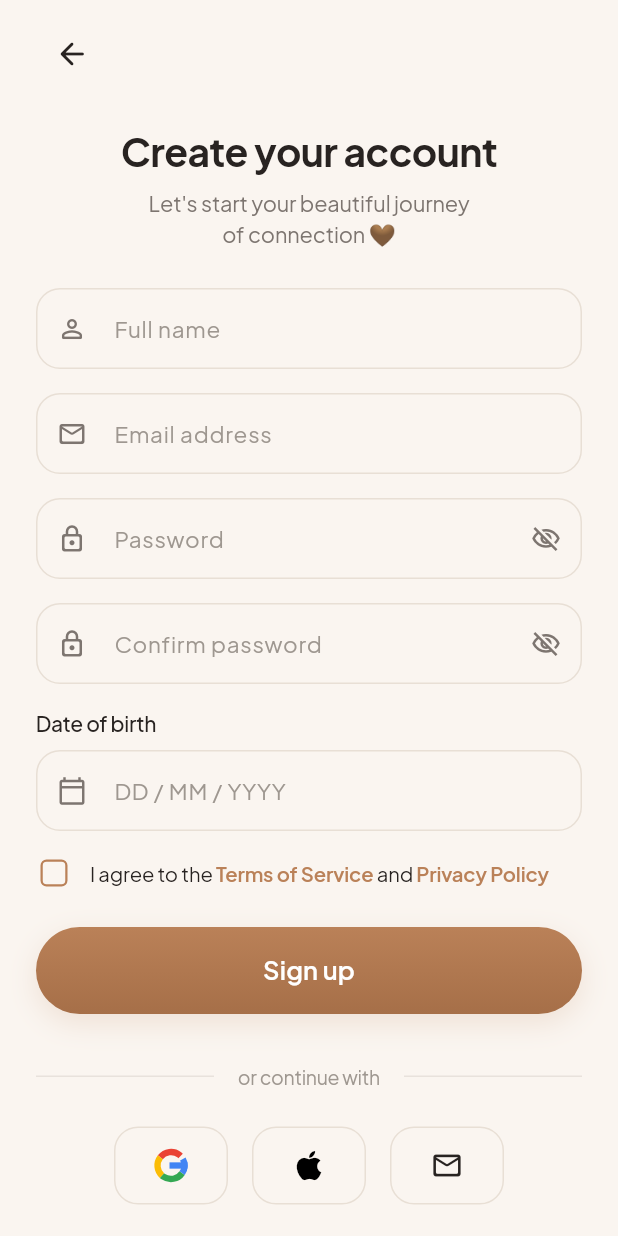
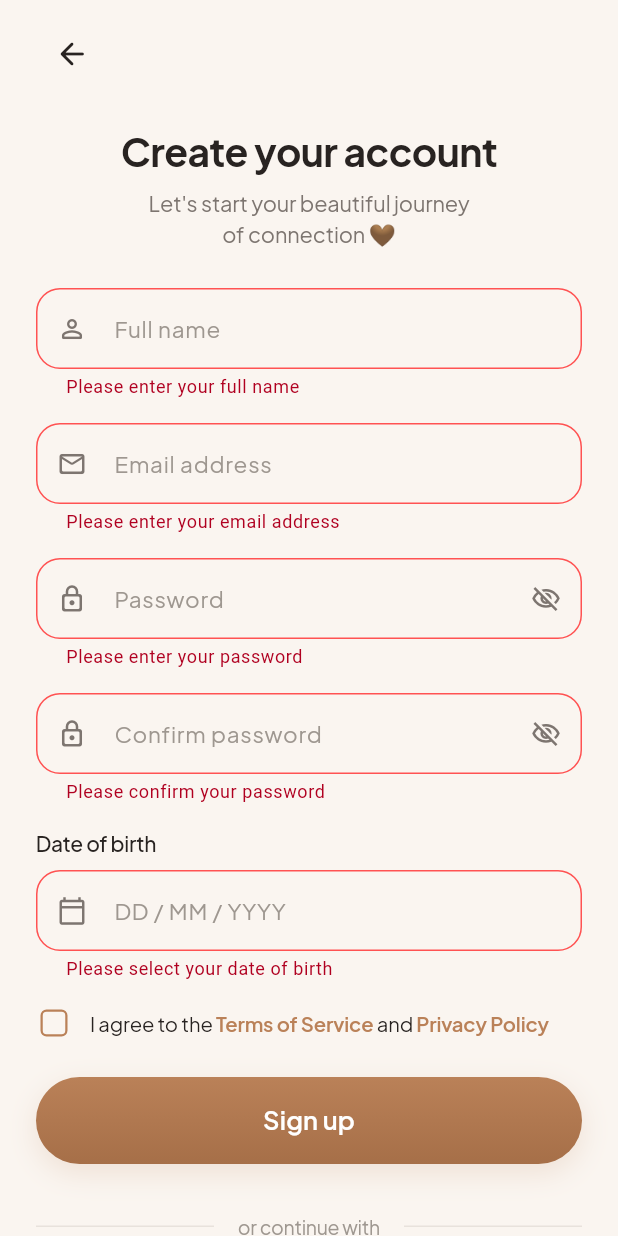
Before and after one commit to deepaksahani877/duoemo-mobile, a Flutter app: the RegisterPage screen opened by its route, after a tap on "Sign up", on a phone screen of 412 x 824 dp. Run offline on Flutter 3.47's test engine with Material 3 defaults, Android fonts, the phone set to English and light mode, and no system bars; our stand-ins replace flutter_riverpod, get_it, go_router, google_fonts, logger.

Commit message:
feat: implemented form validation in login and register screen

```diff
--- a/lib/app/di/injection.dart
+++ b/lib/app/di/injection.dart
@@ -12,7 +12,7 @@ import '../../features/welcome/domain/usecase/get_welcome_config.dart';
 
 final getIt = GetIt.instance;
 
-/// Global dependency injection setup per instruction.md standards.
+/// Global dependency injection setup.
 Future<void> setupDependencies() async {
   // Services
   if (!getIt.isRegistered<LoggerService>()) {
--- a/lib/app/localization/app_strings.dart
+++ b/lib/app/localization/app_strings.dart
@@ -1,4 +1,4 @@
-/// Centralized localized string resource provider per instruction.md standards.
+/// Centralized localized string resource provider.
 class AppStrings {
   AppStrings._();
 
@@ -38,4 +38,17 @@ class AppStrings {
   static const String signUpButton = 'Sign up';
   static const String alreadyHaveAccountPrompt = 'Already have an account? ';
   static const String signInLink = 'Sign in';
+
+  // Validation Error Messages
+  static const String emailRequired = 'Please enter your email address';
+  static const String emailInvalid = 'Please enter a valid email address';
+  static const String passwordRequired = 'Please enter your password';
+  static const String passwordTooShort = 'Password must be at least 6 characters';
+  static const String fullNameRequired = 'Please enter your full name';
+  static const String fullNameTooShort = 'Name must be at least 2 characters';
+  static const String confirmPasswordRequired = 'Please confirm your password';
+  static const String passwordsDoNotMatch = 'Passwords do not match';
+  static const String dateOfBirthRequired = 'Please select your date of birth';
+  static const String termsAgreementRequired =
+      'Please agree to the Terms of Service & Privacy Policy';
 }
--- a/lib/app/router/app_router.dart
+++ b/lib/app/router/app_router.dart
@@ -3,7 +3,7 @@ import '../../features/authentication/presentation/pages/login_page.dart';
 import '../../features/authentication/presentation/pages/register_page.dart';
 import '../../features/welcome/presentation/pages/welcome_page.dart';
 
-/// Centralized route definitions per instruction.md standards.
+/// Centralized route definitions.
 class AppRoutes {
   AppRoutes._();
 
--- a/lib/app/theme/app_colors.dart
+++ b/lib/app/theme/app_colors.dart
@@ -1,6 +1,6 @@
 import 'package:flutter/material.dart';
 
-/// Centralized color palette for the app per instruction.md standards.
+/// Centralized color palette for the app.
 class AppColors {
   AppColors._();
 
--- a/lib/app/theme/app_theme.dart
+++ b/lib/app/theme/app_theme.dart
@@ -3,7 +3,7 @@ import 'package:flutter/services.dart';
 import 'app_colors.dart';
 import 'app_typography.dart';
 
-/// App theme builder for light and dark modes per instruction.md standards.
+/// App theme builder for light and dark modes.
 class AppTheme {
   AppTheme._();
 
--- a/lib/app/theme/app_typography.dart
+++ b/lib/app/theme/app_typography.dart
@@ -2,7 +2,7 @@ import 'package:flutter/material.dart';
 import 'package:google_fonts/google_fonts.dart';
 import 'app_colors.dart';
 
-/// Centralized typography definitions matching the pixel-perfect design.
+/// Centralized typography definitions.
 class AppTypography {
   AppTypography._();
 
--- a/lib/core/errors/failures.dart
+++ b/lib/core/errors/failures.dart
@@ -1,4 +1,4 @@
-/// Base class for typed failures per instruction.md error handling guidelines.
+/// Base class for typed failures for error handling.
 abstract class Failure {
   final String message;
   final dynamic cause;
--- a/lib/core/services/logger_service.dart
+++ b/lib/core/services/logger_service.dart
@@ -1,7 +1,7 @@
 import 'package:flutter/foundation.dart';
 import 'package:logger/logger.dart';
 
-/// App-wide structured logging service per instruction.md standards.
+/// App-wide structured logging service.
 class LoggerService {
   late final Logger _logger;
 
--- /dev/null
+++ b/lib/core/utils/form_validators.dart
@@ -0,0 +1,62 @@
+import '../../app/localization/app_strings.dart';
+
+/// Centralized form validation functions returning localized error strings per instruction.md rules.
+class FormValidators {
+  FormValidators._();
+
+  static final RegExp _emailRegex = RegExp(
+    r'^[a-zA-Z0-9._%+-]+@[a-zA-Z0-9.-]+\.[a-zA-Z]{2,}$',
+  );
+
+  /// Validates email address input field
+  static String? validateEmail(String? value) {
+    if (value == null || value.trim().isEmpty) {
+      return AppStrings.emailRequired;
+    }
+    if (!_emailRegex.hasMatch(value.trim())) {
+      return AppStrings.emailInvalid;
+    }
+    return null;
+  }
+
+  /// Validates password input field
+  static String? validatePassword(String? value) {
+    if (value == null || value.isEmpty) {
+      return AppStrings.passwordRequired;
+    }
+    if (value.length < 6) {
+      return AppStrings.passwordTooShort;
+    }
+    return null;
+  }
+
+  /// Validates full name input field
+  static String? validateFullName(String? value) {
+    if (value == null || value.trim().isEmpty) {
+      return AppStrings.fullNameRequired;
+    }
+    if (value.trim().length < 2) {
+      return AppStrings.fullNameTooShort;
+    }
+    return null;
+  }
+
+  /// Validates confirm password matches password
+  static String? validateConfirmPassword(String? value, String originalPassword) {
+    if (value == null || value.isEmpty) {
+      return AppStrings.confirmPasswordRequired;
+    }
+    if (value != originalPassword) {
+      return AppStrings.passwordsDoNotMatch;
+    }
+    return null;
+  }
+
+  /// Validates date of birth field
+  static String? validateDateOfBirth(String? value) {
+    if (value == null || value.trim().isEmpty) {
+      return AppStrings.dateOfBirthRequired;
+    }
+    return null;
+  }
+}
--- a/lib/core/widgets/app_button.dart
+++ b/lib/core/widgets/app_button.dart
@@ -3,7 +3,7 @@ import '../../app/theme/app_colors.dart';
 import '../../app/theme/app_spacing.dart';
 import '../../app/theme/app_typography.dart';
 
-/// Reusable primary pill button per instruction.md standards.
+/// Reusable primary pill button.
 class AppButton extends StatelessWidget {
   final String label;
   final VoidCallback? onPressed;
--- a/lib/core/widgets/app_text_field.dart
+++ b/lib/core/widgets/app_text_field.dart
@@ -3,7 +3,7 @@ import '../../app/theme/app_colors.dart';
 import '../../app/theme/app_spacing.dart';
 import '../../app/theme/app_typography.dart';
 
-/// Reusable input text field component matching the design spec.
+/// Input text field component.
 class AppTextField extends StatelessWidget {
   final TextEditingController? controller;
   final String hintText;
--- a/lib/core/widgets/social_login_row.dart
+++ b/lib/core/widgets/social_login_row.dart
@@ -4,7 +4,7 @@ import '../../app/theme/app_colors.dart';
 import '../../app/theme/app_spacing.dart';
 import '../../app/theme/app_typography.dart';
 
-/// Reusable social login buttons row per instruction.md standards.
+/// Social login buttons row.
 class SocialLoginRow extends StatelessWidget {
   final VoidCallback? onGooglePressed;
   final VoidCallback? onApplePressed;
--- a/lib/features/authentication/presentation/pages/register_page.dart
+++ b/lib/features/authentication/presentation/pages/register_page.dart
@@ -13,7 +13,7 @@ import '../controllers/register_controller.dart';
 import '../widgets/register_form_widget.dart';
 import '../widgets/register_header_widget.dart';
 
-/// Pixel-perfect Register Screen implementation following Clean Architecture rules.
+/// Register Screen implementation with robust form validation following Clean Architecture.
 class RegisterPage extends ConsumerStatefulWidget {
   const RegisterPage({super.key});
 
@@ -22,6 +22,7 @@ class RegisterPage extends ConsumerStatefulWidget {
 }
 
 class _RegisterPageState extends ConsumerState<RegisterPage> {
+  final _formKey = GlobalKey<FormState>();
   late final TextEditingController _fullNameController;
   late final TextEditingController _emailController;
   late final TextEditingController _passwordController;
@@ -71,11 +72,55 @@ class _RegisterPageState extends ConsumerState<RegisterPage> {
     if (picked != null) {
       final formattedDate = DateFormat('dd / MM / yyyy').format(picked);
       _dobController.text = formattedDate;
+      // Re-trigger form field validation for date of birth
+      _formKey.currentState?.validate();
     }
+  }
+
+  void _handleSignUp(RegisterController controller, RegisterState state) {
+    final isFormValid = _formKey.currentState?.validate() ?? false;
+    if (!isFormValid) {
+      return;
+    }
+
+    if (!state.isAgreedToTerms) {
+      ScaffoldMessenger.of(context).showSnackBar(
+        const SnackBar(
+          content: Text(AppStrings.termsAgreementRequired),
+          backgroundColor: Colors.redAccent,
+        ),
+      );
+      return;
+    }
+
+    controller.register(
+      fullName: _fullNameController.text.trim(),
+      email: _emailController.text.trim(),
+      password: _passwordController.text,
+      dateOfBirth: _dobController.text,
+    );
   }
 
   @override
   Widget build(BuildContext context) {
+    ref.listen<RegisterState>(registerControllerProvider, (previous, next) {
+      if (next.errorMessage != null) {
+        ScaffoldMessenger.of(context).showSnackBar(
+          SnackBar(
+            content: Text(next.errorMessage!),
+            backgroundColor: Colors.redAccent,
+          ),
+        );
+      } else if (next.isSuccess) {
+        ScaffoldMessenger.of(context).showSnackBar(
+          const SnackBar(
+            content: Text('Account created successfully! Welcome to Duoemo.'),
+            backgroundColor: Colors.green,
+          ),
+        );
+      }
+    });
+
     final state = ref.watch(registerControllerProvider);
     final controller = ref.read(registerControllerProvider.notifier);
 
@@ -119,6 +164,7 @@ class _RegisterPageState extends ConsumerState<RegisterPage> {
 
                             // Form Fields & Sign Up Button
                             RegisterFormWidget(
+                              formKey: _formKey,
                               fullNameController: _fullNameController,
                               emailController: _emailController,
                               passwordController: _passwordController,
@@ -138,14 +184,8 @@ class _RegisterPageState extends ConsumerState<RegisterPage> {
                                   controller.toggleTermsAgreement,
                               onSelectDateOfBirth: () =>
                                   _selectDateOfBirth(context),
-                              onSignUpPressed: () {
-                                controller.register(
-                                  fullName: _fullNameController.text,
-                                  email: _emailController.text,
-                                  password: _passwordController.text,
-                                  dateOfBirth: _dobController.text,
-                                );
-                              },
+                              onSignUpPressed: () =>
+                                  _handleSignUp(controller, state),
                             ),
 
                             const SizedBox(height: AppSpacing.xl),
@@ -156,7 +196,7 @@ class _RegisterPageState extends ConsumerState<RegisterPage> {
                             const Spacer(),
                             const SizedBox(height: AppSpacing.lg),
 
-                            // Bottom Navigation Link to Login Screen (Wrap for small screens)
+                            // Bottom Navigation Link to Login Screen
                             Wrap(
                               alignment: WrapAlignment.center,
                               crossAxisAlignment: WrapCrossAlignment.center,
--- a/lib/features/authentication/presentation/widgets/register_form_widget.dart
+++ b/lib/features/authentication/presentation/widgets/register_form_widget.dart
@@ -3,11 +3,13 @@ import '../../../../app/localization/app_strings.dart';
 import '../../../../app/theme/app_colors.dart';
 import '../../../../app/theme/app_spacing.dart';
 import '../../../../app/theme/app_typography.dart';
+import '../../../../core/utils/form_validators.dart';
 import '../../../../core/widgets/app_button.dart';
 import '../../../../core/widgets/app_text_field.dart';
 
-/// Modular form component for the Register screen.
+/// Modular form component for the Register screen with form validation.
 class RegisterFormWidget extends StatelessWidget {
+  final GlobalKey<FormState> formKey;
   final TextEditingController fullNameController;
   final TextEditingController emailController;
   final TextEditingController passwordController;
@@ -25,6 +27,7 @@ class RegisterFormWidget extends StatelessWidget {
 
   const RegisterFormWidget({
     super.key,
+    required this.formKey,
     required this.fullNameController,
     required this.emailController,
     required this.passwordController,
@@ -43,7 +46,10 @@ class RegisterFormWidget extends StatelessWidget {
 
   @override
   Widget build(BuildContext context) {
-    return Column(
+    return Form(
+      key: formKey,
+      autovalidateMode: AutovalidateMode.onUserInteraction,
+      child: Column(
         mainAxisSize: MainAxisSize.min,
         crossAxisAlignment: CrossAxisAlignment.start,
         children: [
@@ -52,6 +58,7 @@ class RegisterFormWidget extends StatelessWidget {
             controller: fullNameController,
             hintText: AppStrings.fullNameLabel,
             prefixIcon: Icons.person_outline_rounded,
+            validator: FormValidators.validateFullName,
           ),
           const SizedBox(height: AppSpacing.md),
 
@@ -61,6 +68,7 @@ class RegisterFormWidget extends StatelessWidget {
             hintText: AppStrings.emailAddressLabel,
             prefixIcon: Icons.mail_outline_rounded,
             keyboardType: TextInputType.emailAddress,
+            validator: FormValidators.validateEmail,
           ),
           const SizedBox(height: AppSpacing.md),
 
@@ -70,6 +78,7 @@ class RegisterFormWidget extends StatelessWidget {
             hintText: AppStrings.passwordLabel,
             prefixIcon: Icons.lock_outline_rounded,
             obscureText: !isPasswordVisible,
+            validator: FormValidators.validatePassword,
             suffixIcon: IconButton(
               icon: Icon(
                 isPasswordVisible
@@ -89,6 +98,10 @@ class RegisterFormWidget extends StatelessWidget {
             hintText: AppStrings.confirmPasswordLabel,
             prefixIcon: Icons.lock_outline_rounded,
             obscureText: !isConfirmPasswordVisible,
+            validator: (val) => FormValidators.validateConfirmPassword(
+              val,
+              passwordController.text,
+            ),
             suffixIcon: IconButton(
               icon: Icon(
                 isConfirmPasswordVisible
@@ -114,6 +127,7 @@ class RegisterFormWidget extends StatelessWidget {
             prefixIcon: Icons.calendar_today_outlined,
             readOnly: true,
             onTap: onSelectDateOfBirth,
+            validator: FormValidators.validateDateOfBirth,
           ),
           const SizedBox(height: AppSpacing.md),
 
@@ -148,12 +162,14 @@ class RegisterFormWidget extends StatelessWidget {
                       const TextSpan(text: AppStrings.agreeToTermsPrefix),
                       TextSpan(
                         text: AppStrings.termsOfService,
-                      style: AppTypography.linkStyle().copyWith(fontSize: 13.5),
+                        style:
+                            AppTypography.linkStyle().copyWith(fontSize: 13.5),
                       ),
                       const TextSpan(text: AppStrings.agreeToTermsAnd),
                       TextSpan(
                         text: AppStrings.privacyPolicy,
-                      style: AppTypography.linkStyle().copyWith(fontSize: 13.5),
+                        style:
+                            AppTypography.linkStyle().copyWith(fontSize: 13.5),
                       ),
                     ],
                   ),
@@ -174,6 +190,7 @@ class RegisterFormWidget extends StatelessWidget {
             ],
           ),
         ],
+      ),
     );
   }
 }
--- a/lib/features/welcome/presentation/pages/welcome_page.dart
+++ b/lib/features/welcome/presentation/pages/welcome_page.dart
@@ -10,7 +10,7 @@ import '../widgets/welcome_actions_widget.dart';
 import '../widgets/welcome_illustration_widget.dart';
 import '../widgets/welcome_text_widget.dart';
 
-/// Pixel-perfect & responsive Welcome Screen implementation following Clean Architecture rules.
+/// Welcome Screen implementation following Clean Architecture rules.
 class WelcomePage extends ConsumerWidget {
   const WelcomePage({super.key});
 
```
Also changed, not shown: lib/features/authentication/presentation/pages/login_page.dart (+33 -9 lines), lib/features/authentication/presentation/widgets/login_form_widget.dart (+13 -4 lines), 1 other file. Lines whose indentation alone changed are shown as unchanged.
